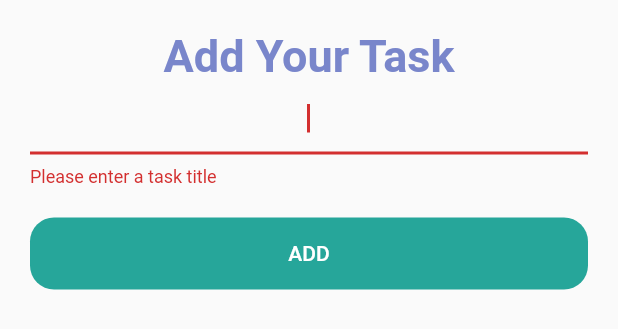
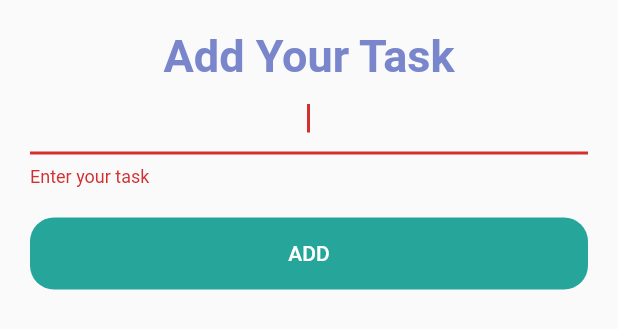
Before and after one commit to ahmdZhran/toDoApp, a Flutter app: the AddTasks widget shown alone on an empty page, opened directly, after a tap on "ADD", on a phone screen of 412 x 824 dp. Shown: the top 329 px of the screen. Run offline on Flutter 3.47's test engine with Material 2 defaults, Android fonts, the light colour scheme and no system bars; our stand-ins replace audioplayers.

Commit message:
add hive package

```diff
--- a/lib/widgets/add_task.dart
+++ b/lib/widgets/add_task.dart
@@ -1,61 +1,3 @@
-// import 'package:flutter/material.dart';
-// import 'package:provider/provider.dart';
-// import 'package:task_manager/models/tasks_data.dart';
-
-// class AddTasks extends StatelessWidget {
-//   final Function addTaskCallBack;
-//   AddTasks(this.addTaskCallBack, {super.key});
-//   String? newTaskTitle;
-//   @override
-//   Widget build(BuildContext context) {
-//     String? newTaskTitle;
-//     return SizedBox(
-//       child: Padding(
-//         padding: const EdgeInsets.all(20),
-//         child: Column(children: [
-//           Text(
-//             'Add Your Task',
-//             style: TextStyle(
-//                 fontSize: 30,
-//                 fontWeight: FontWeight.bold,
-//                 color: Colors.indigo[300]),
-//           ),
-//           TextFormField(
-//               decoration: const InputDecoration(
-//                   enabledBorder: UnderlineInputBorder(
-//                       borderSide: BorderSide(color: Colors.red))),
-//               cursorColor: Colors.teal[300],
-//               autofocus: true,
-//               textAlign: TextAlign.center,
-//               onChanged: (newTask) {
-//                 newTaskTitle = newTask;
-//               },
-//           )
-//           const SizedBox(
-//             height: 20,
-//           ),
-//           Container(
-//             width: double.infinity,
-//             decoration: BoxDecoration(
-//                 borderRadius: BorderRadius.circular(16),
-//                 color: Colors.teal[400]),
-//             child: TextButton(
-//               onPressed: () {
-//                 Provider.of<TasksData>(context, listen: false)
-//                     .addTask(newTaskTitle!);
-//                 Navigator.pop(context);
-//               },
-//               child: const Text(
-//                 'ADD',
-//                 style: TextStyle(color: Colors.white),
-//               ),
-//             ),
-//           )
-//         ]),
-//       ),
-//     );
-//   }
-// }
 import 'package:flutter/material.dart';
 import 'package:provider/provider.dart';
 import 'package:task_manager/models/tasks_data.dart';
@@ -69,7 +11,7 @@ class AddTasks extends StatelessWidget {
 
   String? validateInput(String? value) {
     if (value == null || value.isEmpty) {
-      return 'Please enter a task title';
+      return 'Enter your task';
     }
 
     return null;
--- a/pubspec.yaml
+++ b/pubspec.yaml
@@ -37,6 +37,8 @@ dependencies:
   cupertino_icons: ^1.0.2
   provider: ^6.0.5
   audioplayers: ^4.0.1
+  hive: ^2.2.3
+  hive_flutter: ^1.1.0
 
 dev_dependencies:
   flutter_test:
@@ -48,6 +50,8 @@ dev_dependencies:
   # package. See that file for information about deactivating specific lint
   # rules and activating additional ones.
   flutter_lints: ^2.0.0
+  hive_generator: ^2.0.0
+  build_runner: ^2.4.4
 
 # For information on the generic Dart part of this file, see the
 # following page: https://dart.dev/tools/pub/pubspec
```
Also changed, not shown: pubspec.lock.
